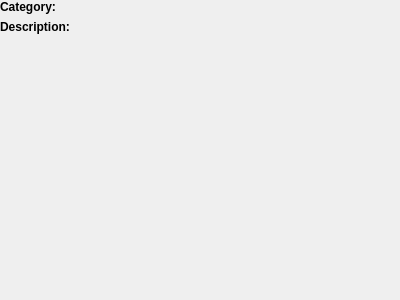
This is src/preferences/plugincategorywidget.ui in opencor/opencor as Qt 5 draws it before an edit. The edited form follows.
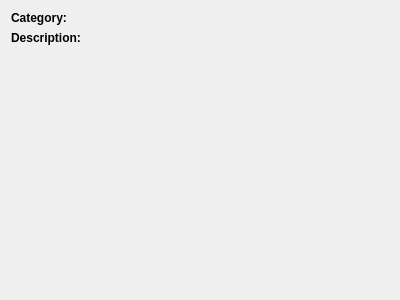
This is the edited form.

Commit message: Some work on having a preferences window so the user can specify his preferences for OpenCOR and its plugins (#193).

Diff of the .ui file:
```diff
--- a/src/preferences/plugincategorywidget.ui
+++ b/src/preferences/plugincategorywidget.ui
@@ -14,18 +14,6 @@
    <property name="formAlignment">
     <set>Qt::AlignLeading|Qt::AlignLeft|Qt::AlignTop</set>
    </property>
-   <property name="leftMargin">
-    <number>0</number>
-   </property>
-   <property name="topMargin">
-    <number>0</number>
-   </property>
-   <property name="rightMargin">
-    <number>0</number>
-   </property>
-   <property name="bottomMargin">
-    <number>0</number>
-   </property>
    <item row="0" column="0">
     <widget class="QLabel" name="categoryLabel">
      <property name="font">
```
The commit also changes 2 other files.
